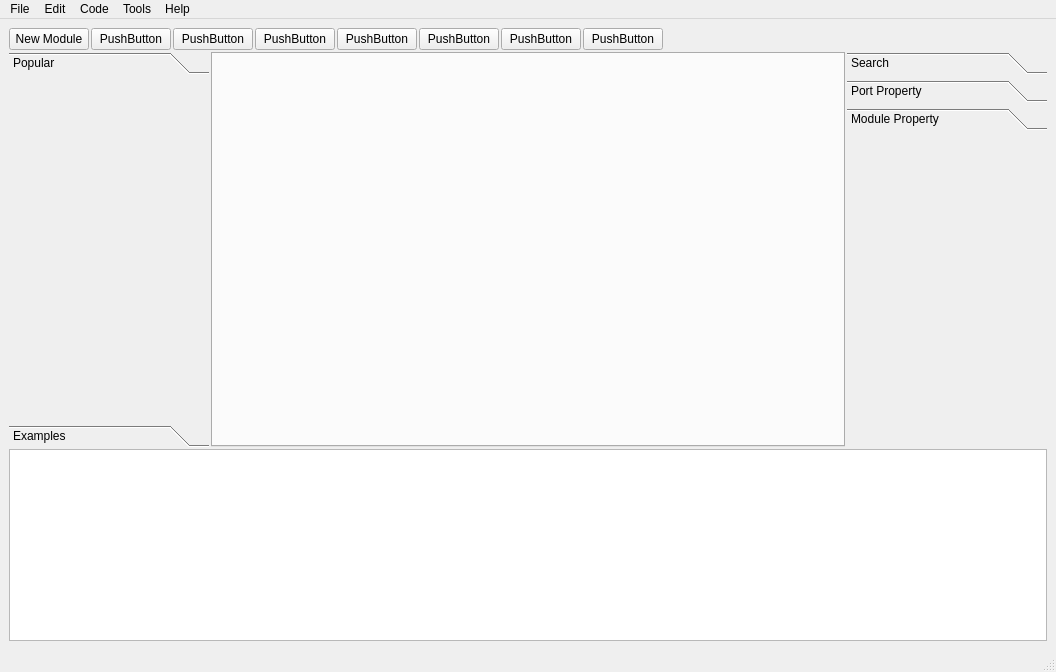
This is src/eda_qt/mainwindow.ui in youks3/youks3 as Qt 5 draws it before an edit. The edited form follows.
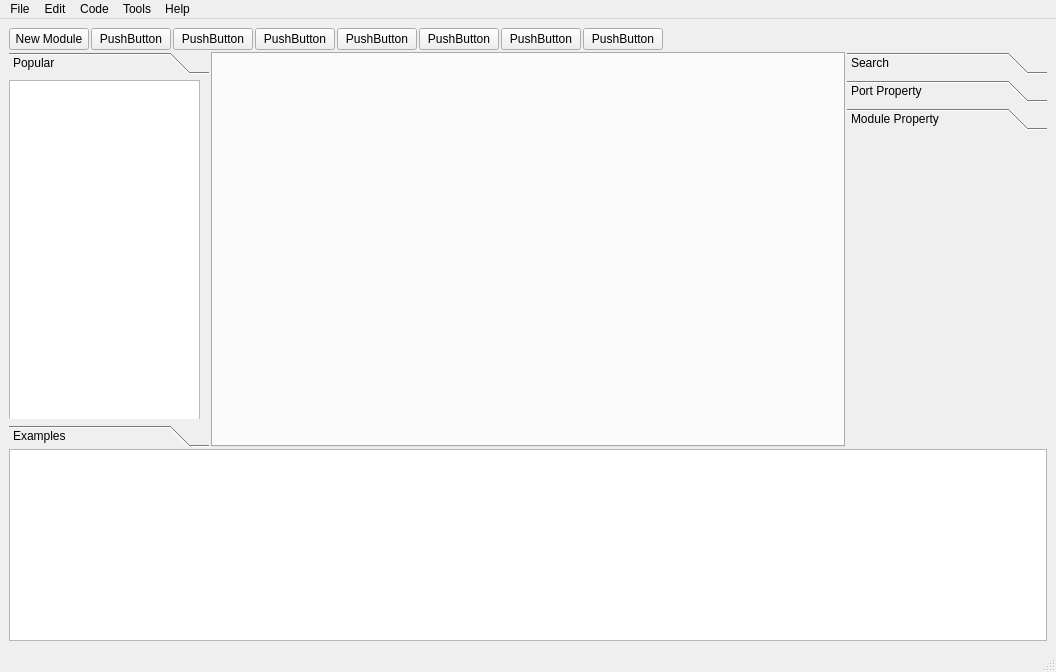
This is the edited form.

Commit message: main.ui小改动

The edit to the form file:
```diff
--- a/src/eda_qt/mainwindow.ui
+++ b/src/eda_qt/mainwindow.ui
@@ -151,6 +151,16 @@
            <attribute name="label">
             <string>Popular</string>
            </attribute>
+           <widget class="QListView" name="listView_popular">
+            <property name="geometry">
+             <rect>
+              <x>0</x>
+              <y>0</y>
+              <width>191</width>
+              <height>781</height>
+             </rect>
+            </property>
+           </widget>
           </widget>
           <widget class="QWidget" name="toolbox_system">
            <property name="geometry">
```
Left out of the diff: 6 changed lines with no effect on the pictures. The commit also changes 1 other file.
